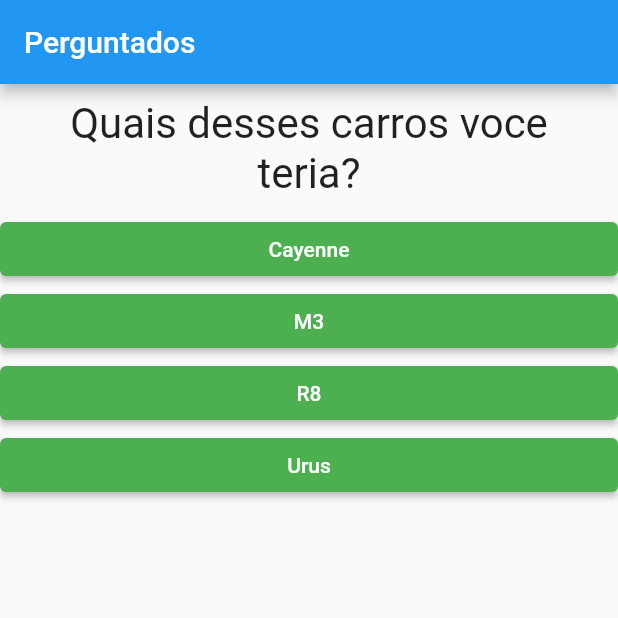
After one commit to jvbt3/Quiz, a Flutter app: the screen it shows after launch, on a phone screen of 412 x 824 dp, the top half of it. The commit adds this screen. Run offline on Flutter 3.47's test engine with Material 2 defaults, Android fonts, the phone set to English and light mode, and no system bars.

Commit message:
Componente de questionario

```diff
--- /dev/null
+++ b/lib/Widgets/questionario.dart
@@ -0,0 +1,33 @@
+import 'package:flutter/material.dart';
+
+import 'questao.dart';
+import 'resposta.dart';
+
+class Questionario extends StatelessWidget {
+  final int perguntaSelecionada;
+  final List<Map<String, Object>> perguntas;
+  final void Function() responder;
+
+  // ignore: prefer_const_constructors_in_immutables
+  Questionario({super.key,
+    required this.perguntaSelecionada,
+    required this.perguntas,
+    required this.responder});
+
+  bool get temPerguntaSelecionada {
+    return perguntaSelecionada < perguntas.length;
+  }
+
+  @override
+  Widget build(BuildContext context) {
+    List<String> respostas = temPerguntaSelecionada
+        ? perguntas[perguntaSelecionada]['resposta'] as List<String>
+        : [];
+    return Column(
+      children: [
+        Questao(perguntas[perguntaSelecionada]['texto'] as String),
+        ...respostas.map((t) => Resposta(t, responder)).toList(),
+      ],
+    );
+  }
+}
--- a/lib/main.dart
+++ b/lib/main.dart
@@ -1,7 +1,6 @@
 import 'package:flutter/material.dart';
-import './Widgets/questao.dart';
-import './Widgets/resposta.dart';
 import './Widgets/resultado.dart';
+import './Widgets/questionario.dart';
 
 void main() {
   runApp(const MyApp());
@@ -52,22 +51,17 @@
     return _perguntaSelecionada < _perguntas.length;
   }
 
+
+
   @override
   Widget build(BuildContext context) {
-    List<String> respostas = temPerguntaSelecionada ? _perguntas[_perguntaSelecionada]['resposta'] as List<String> : [];
-
     return MaterialApp(
       home: Scaffold(
         appBar: AppBar(
           title: const Text("Perguntados"),
         ),
         body: temPerguntaSelecionada
-          ? Column(
-            children: [
-                  Questao(_perguntas[_perguntaSelecionada]['texto'] as String),
-                  ...respostas.map((t) => Resposta(t, _responder)).toList(),
-                ],
-              )
+          ? Questionario(perguntaSelecionada: _perguntaSelecionada, perguntas: _perguntas, responder: _responder)
             : Resultado(),
       ),
     );
```
